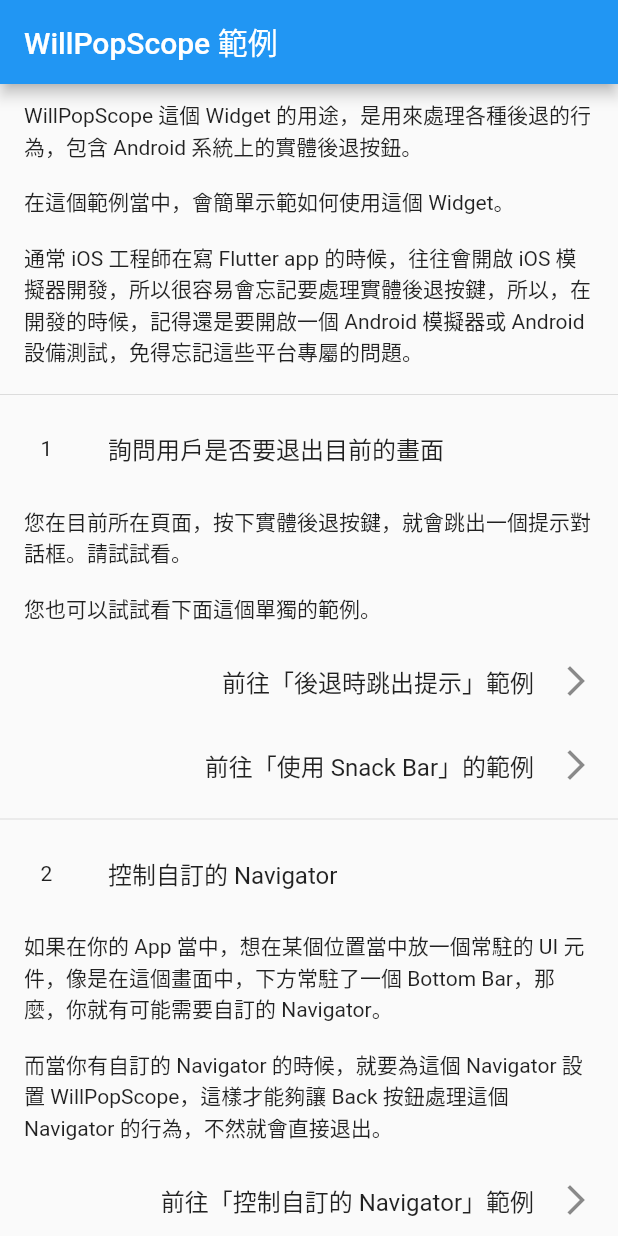
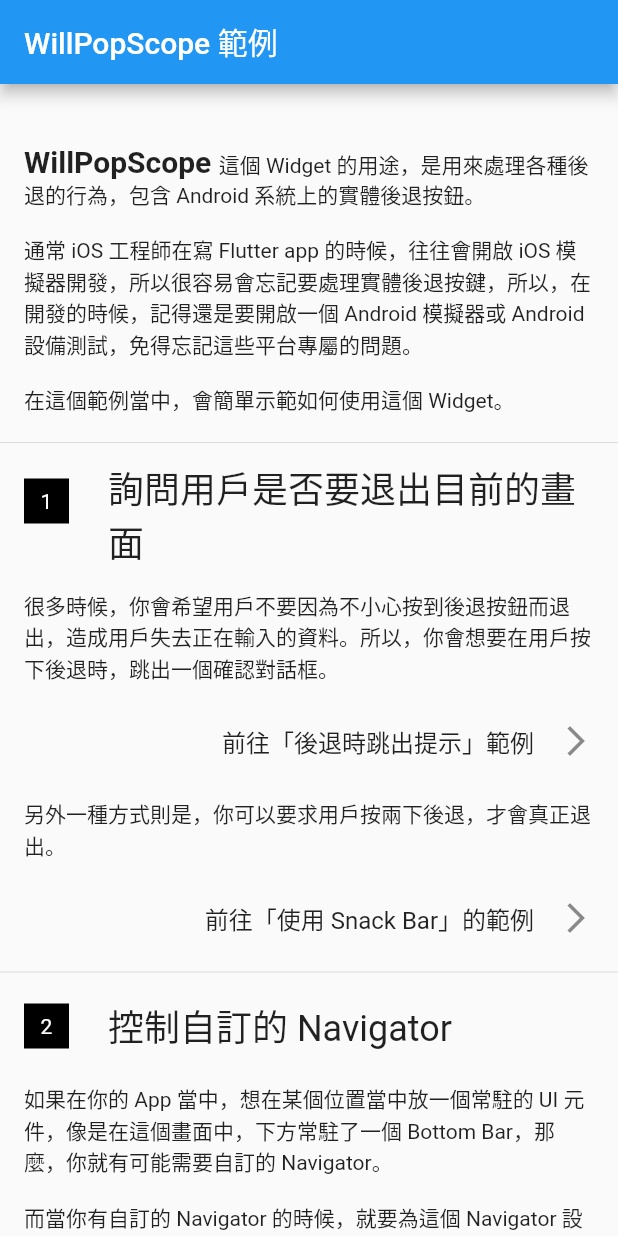
Before and after one commit to zonble/willpopscope_demo, a Flutter app: the screen it shows after launch, on a phone screen of 412 x 824 dp. Run offline on Flutter 3.47's test engine with Material 2 defaults, Android fonts, the phone set to English and light mode, and no system bars.

Commit message:
Updates the example.

```diff
--- a/lib/main.dart
+++ b/lib/main.dart
@@ -51,30 +51,49 @@ class _MyHomePageState extends State<MyHomePage> {
         appBar: AppBar(title: Text(widget.title)),
         body: SafeArea(
             child: Scrollbar(
+          child: Center(
             child: ConstrainedBox(
               constraints: BoxConstraints(maxWidth: 800),
               child: ListView(
                 children: <Widget>[
+                  SizedBox(height: 30),
+                  Padding(
+                      padding: const EdgeInsets.only(
+                          left: 16.0, right: 16.0, top: 10, bottom: 10),
+                      child: RichText(
+                          text: TextSpan(
+                              style: Theme.of(context).textTheme.body1,
+                              children: [
+                            TextSpan(
+                                text: 'WillPopScope ',
+                                style: TextStyle(
+                                    fontSize: 20, fontWeight: FontWeight.bold)),
+                            TextSpan(
+                                text:
+                                    '這個 Widget 的用途，是用來處理各種後退的行為，包含 Android 系統上的實體後退按鈕。\n\n'),
+                            TextSpan(
+                                text:
+                                    '通常 iOS 工程師在寫 Flutter app 的時候，往往會開啟 iOS 模擬器開發，所以很容易會忘記要處理實體後退按鍵，所以，在開發的時候，記得還是要開啟一個 Android 模擬器或 Android 設備測試，免得忘記這些平台專屬的問題。\n\n'),
+                            TextSpan(text: '在這個範例當中，會簡單示範如何使用這個 Widget。')
+                          ]))),
+                  Divider(),
+                  ListTile(
+                      leading: TileLeading(text: '1'),
+                      title: Text('詢問用戶是否要退出目前的畫面',
+                          style: Theme.of(context).textTheme.headline)),
                   Padding(
                       padding: const EdgeInsets.only(
                           left: 16.0, right: 16.0, top: 10, bottom: 10),
                       child: Text(
-                        'WillPopScope 這個 Widget 的用途，是用來處理各種後退的行為，包含 Android 系統上的實體後退按鈕。\n\n' +
-                            '在這個範例當中，會簡單示範如何使用這個 Widget。\n\n' +
-                            '通常 iOS 工程師在寫 Flutter app 的時候，往往會開啟 iOS 模擬器開發，所以很容易會忘記要處理實體後退按鍵，所以，在開發的時候，記得還是要開啟一個 Android 模擬器或 Android 設備測試，免得忘記這些平台專屬的問題。')),
-                Divider(),
-                ListTile(
-                    leading: TileLeading(text: '1'),
-                    title: Text('詢問用戶是否要退出目前的畫面')),
-                Padding(
-                    padding: const EdgeInsets.only(
-                        left: 16.0, right: 16.0, top: 10, bottom: 10),
-                    child: Text(
-                        '您在目前所在頁面，按下實體後退按鍵，就會跳出一個提示對話框。請試試看。\n\n您也可以試試看下面這個單獨的範例。')),
+                          '很多時候，你會希望用戶不要因為不小心按到後退按鈕而退出，造成用戶失去正在輸入的資料。所以，你會想要在用戶按下後退時，跳出一個確認對話框。')),
                   ListTile(
                       onTap: () => Navigator.of(context).pushNamed('demo1'),
                       title: Text('前往「後退時跳出提示」範例', textAlign: TextAlign.end),
                       trailing: Icon(Icons.arrow_forward_ios)),
+                  Padding(
+                      padding: const EdgeInsets.only(
+                          left: 16.0, right: 16.0, top: 10, bottom: 10),
+                      child: Text('另外一種方式則是，你可以要求用戶按兩下後退，才會真正退出。')),
                   ListTile(
                       onTap: () => Navigator.of(context).pushNamed('demo2'),
                       title:
@@ -83,7 +102,8 @@ class _MyHomePageState extends State<MyHomePage> {
                   Divider(),
                   ListTile(
                       leading: TileLeading(text: '2'),
-                    title: Text('控制自訂的 Navigator')),
+                      title: Text('控制自訂的 Navigator',
+                          style: Theme.of(context).textTheme.headline)),
                   Padding(
                       padding: const EdgeInsets.only(
                           left: 16.0, right: 16.0, top: 10, bottom: 10),
@@ -92,13 +112,14 @@ class _MyHomePageState extends State<MyHomePage> {
                           '而當你有自訂的 Navigator 的時候，就要為這個 Navigator 設置 WillPopScope，這樣才能夠讓 Back 按鈕處理這個 Navigator 的行為，不然就會直接退出。')),
                   ListTile(
                       onTap: () => Navigator.of(context).pushNamed('demo3'),
-                    title:
-                        Text('前往「控制自訂的 Navigator」範例', textAlign: TextAlign.end),
+                      title: Text('前往「控制自訂的 Navigator」範例',
+                          textAlign: TextAlign.end),
                       trailing: Icon(Icons.arrow_forward_ios)),
                   Divider(),
                   ListTile(
                       leading: TileLeading(text: '3'),
-                    title: Text('CupertinoTabScaffold')),
+                      title: Text('CupertinoTabScaffold',
+                          style: Theme.of(context).textTheme.headline)),
                   Padding(
                     padding: const EdgeInsets.only(
                         left: 16.0, right: 16.0, top: 10, bottom: 10),
@@ -108,9 +129,11 @@ class _MyHomePageState extends State<MyHomePage> {
                   ),
                   ListTile(
                       onTap: () => Navigator.of(context).pushNamed('demo4'),
-                    title: Text('前往範例', textAlign: TextAlign.end),
+                      title: Text('前往「CupertinoTabScaffold」範例',
+                          textAlign: TextAlign.end),
                       trailing: Icon(Icons.arrow_forward_ios)),
                 ],
+              ),
             ),
           ),
         )),
@@ -129,6 +152,11 @@ class TileLeading extends StatelessWidget {
 
   @override
   Widget build(BuildContext context) {
-    return Container(width: 30, height: 30, child: Center(child: Text(text)));
+    return Container(
+        width: 30,
+        height: 30,
+        color: Colors.black,
+        child:
+            Center(child: Text(text, style: TextStyle(color: Colors.white))));
   }
 }
```
Also changed, not shown: 1 other file. Lines whose indentation alone changed are shown as unchanged.
